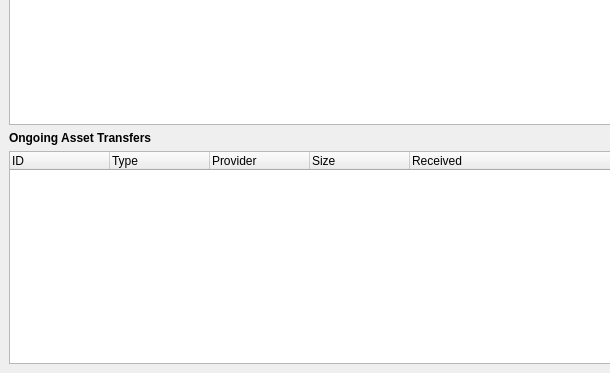
This is src/Application/DebugStatsModule/ui/ProfilerWindow.ui in realXtend/tundra as Qt 5 draws it before an edit; both pictures show x 0 to 610 and y 147 to 520 of the 1120 by 520 pixel window. The edited form follows.
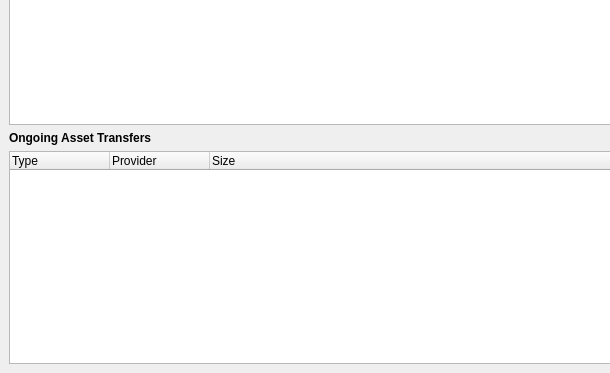
This is the edited form. The open tabs and pages were chosen to show the change.

Commit message: Show loaded assets and pending / ongoing transfers in Assets tab in ProfileWindow. Closes #682

Diff of the .ui file:
```diff
--- a/src/Application/DebugStatsModule/ui/ProfilerWindow.ui
+++ b/src/Application/DebugStatsModule/ui/ProfilerWindow.ui
@@ -2028,11 +2028,6 @@
           </item>
           <item>
            <widget class="QTreeWidget" name="treeAssetTransfers">
-            <column>
-             <property name="text">
-              <string>ID</string>
-             </property>
-            </column>
             <column>
              <property name="text">
               <string>Type</string>
@@ -2048,11 +2043,6 @@
               <string>Size</string>
              </property>
             </column>
-            <column>
-             <property name="text">
-              <string>Received</string>
-             </property>
-            </column>
            </widget>
           </item>
          </layout>
```
Left out of the diff: 2 changed lines with no effect on the pictures. The commit also changes 1 other file.
